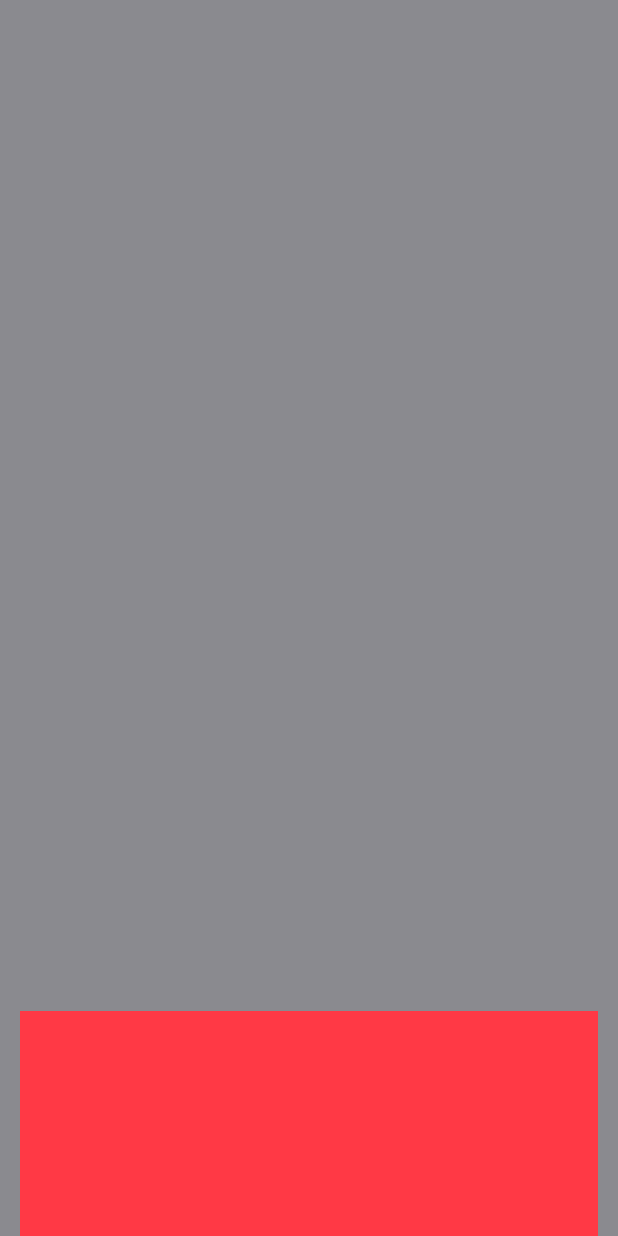
After one commit to dungnguyenBKA/Tipee, an Android app: the layout item_banner.xml on its own in the app's theme, with its tools: preview values and no code run, on a phone screen of 412 x 824 dp. The commit adds this screen. Run offline under Robolectric (Android 15) with nearby library versions, the phone set to English and light mode, and no system bars; network calls fail.

Commit message:
init banner

```diff
--- a/app/build.gradle
+++ b/app/build.gradle
@@ -79,4 +79,7 @@ dependencies {
 
     // android material
     implementation 'com.google.android.material:material:1.2.1'
+
+    // banner
+    implementation 'com.youth.banner:banner:2.1.0'
 }
--- a/app/src/main/AndroidManifest.xml
+++ b/app/src/main/AndroidManifest.xml
@@ -11,7 +11,9 @@
         android:roundIcon="@mipmap/ic_launcher_round"
         android:supportsRtl="true"
         android:theme="@style/Theme.Tipee">
-        <activity android:name=".screen.cart.CartActivity"></activity>
+        <activity android:name=".screen.test.banner.TestBannerActivity"
+            android:theme="@style/TestThemeMain"/>
+        <activity android:name=".screen.cart.CartActivity" />
         <activity android:name=".base.ErrorActivity" />
         <activity
             android:name=".screen.login.LoginActivity"
--- a/app/src/main/java/com/example/tipee/screen/main/MainActivity.kt
+++ b/app/src/main/java/com/example/tipee/screen/main/MainActivity.kt
@@ -5,6 +5,7 @@ import com.example.tipee.R
 import com.example.tipee.base.BaseActivity
 import com.example.tipee.databinding.ActivityMainBinding
 import com.example.tipee.screen.homepage.HomePageFragment
+import com.example.tipee.screen.test.banner.TestBannerActivity
 import com.example.tipee.screen.userprofile.ProfileFragment
 
 class MainActivity : BaseActivity() {
@@ -40,6 +41,6 @@ class MainActivity : BaseActivity() {
     }
 
     override fun configViews() {
-
+        TestBannerActivity.start(this)
     }
 }
--- /dev/null
+++ b/app/src/main/res/layout/item_banner.xml
@@ -0,0 +1,22 @@
+<?xml version="1.0" encoding="utf-8"?>
+<RelativeLayout xmlns:android="http://schemas.android.com/apk/res/android"
+    android:layout_width="match_parent"
+    android:layout_height="match_parent">
+
+    <ImageView
+        android:background="@color/gray_8A8A8F"
+        android:adjustViewBounds="true"
+        android:id="@+id/ivBannerBG"
+        android:layout_width="match_parent"
+        android:layout_height="match_parent" />
+
+    <ImageView
+        android:layout_marginHorizontal="@dimen/d_13"
+        android:background="@color/red_ff3945"
+        android:adjustViewBounds="true"
+        android:id="@+id/ivBannerFG"
+        android:layout_alignParentBottom="true"
+        android:layout_width="match_parent"
+        android:layout_height="@dimen/d_150" />
+
+</RelativeLayout>
--- a/app/src/main/res/values/themes.xml
+++ b/app/src/main/res/values/themes.xml
@@ -22,4 +22,32 @@
     <style name="Theme.Tipee.AppBarOverlay" parent="ThemeOverlay.AppCompat.Dark.ActionBar" />
 
     <style name="Theme.Tipee.PopupOverlay" parent="ThemeOverlay.AppCompat.Light" />
+
+    <style name="TestThemeMain" parent="Theme.MaterialComponents.DayNight.NoActionBar">
+
+        <!-- Customize your theme here. -->
+        <item name="android:textAllCaps">false</item>
+        <item name="android:windowActionBar">false</item>
+        <item name="windowActionBar">false</item>
+        <item name="windowNoTitle">true</item>
+        <item name="colorPrimary">@color/primary_color</item>
+        <item name="android:windowAnimationStyle">@style/Animation.Design.BottomSheetDialog</item>
+        <item name="colorPrimaryDark">@color/design_default_color_primary_dark</item>
+        <item name="colorAccent">@color/primary1</item>
+        <item name="android:windowTranslucentStatus">true</item>
+        <item name="android:windowTranslucentNavigation">true</item>
+
+        <item name="android:windowFullscreen">false</item>
+        <!--<item name="colorPrimary">@color/white</item>-->
+        <!--<item name="colorPrimaryDark">@color/white</item>-->
+        <!--<item name="colorAccent">@color/colorAccent</item>-->
+        <!--<item name="android:textViewStyle">@style/RobotoTextViewStyle</item>-->
+        <!--<item name="android:homeAsUpIndicator">@drawable/nav_btn_back_black</item>-->
+        <!--<item name="android:windowIsTranslucent">true</item>-->
+        <item name="android:windowActivityTransitions">true</item>
+        <!-- uncomment this make feedback screen work unprobably -->
+        <!--<item name="android:windowSharedElementReturnTransition">@transition/lb_shared_element_return_transition</item>-->
+
+        <!--<item name="android:windowReturnTransition">@anim/enter_from_left</item>-->
+    </style>
 </resources>
```
Also changed, not shown: app/src/main/java/com/example/tipee/screen/test/banner/ImageAdapter.kt (added, +27 -0 lines), app/src/main/java/com/example/tipee/screen/test/banner/TestBannerActivity.kt (added, +58 -0 lines), app/src/main/res/layout/banner_view.xml (added, +61 -0 lines).
